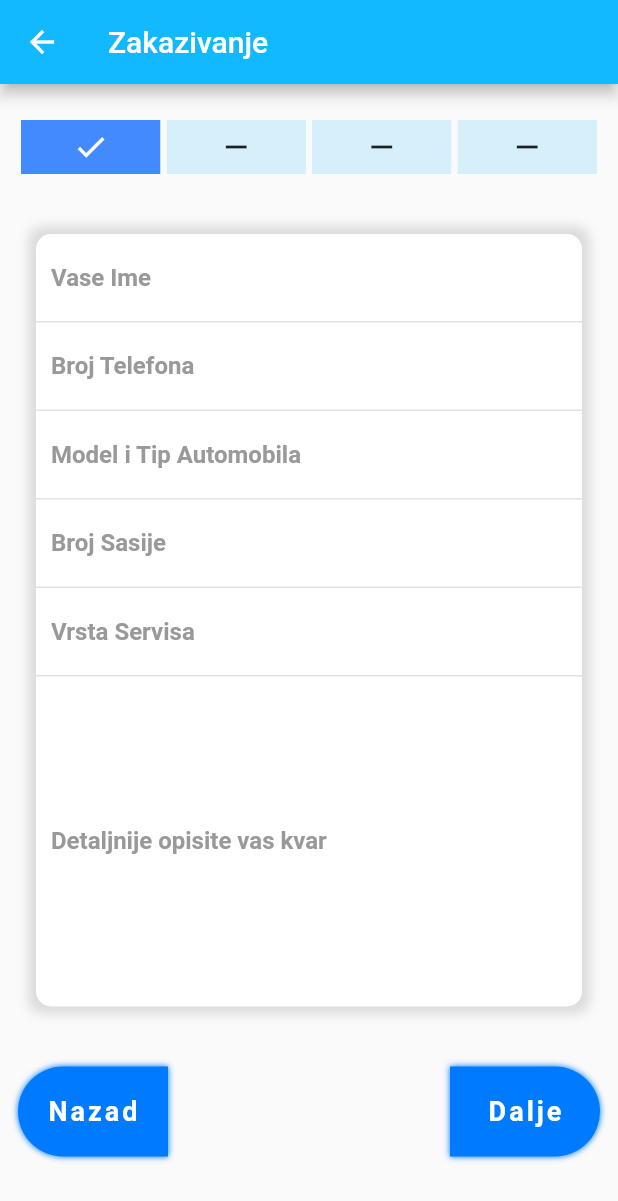
After one commit to mvukojicic/booking_appointment, a Flutter app: the AppointmentScreen screen opened by its route, after a tap on "Dalje", on a phone screen of 412 x 824 dp. The commit adds this screen. Shown: the top 1201 px of the screen. Run offline on Flutter 3.47's test engine with Material 2 defaults, Android fonts, the phone set to English and light mode, and no system bars; drawn by our look-alikes of step_progress_indicator; our stand-ins replace bloc, curved_navigation_bar, firebase_auth, firebase_core, flutter_native_splash, font_awesome_flutter and 2 more; accounts and stored records are empty; generated files the repository leaves out were written again.

Commit message:
Appointment Screen - date picker added - car info input text fields added

```diff
--- a/lib/screens/appointment_screen/appointment_screen.dart
+++ b/lib/screens/appointment_screen/appointment_screen.dart
@@ -1,4 +1,8 @@
+import 'package:book_repair/screens/appointment_screen/widgets/appointment_car_info.dart';
+import 'package:book_repair/screens/appointment_screen/widgets/appointment_date.dart';
+import 'package:flutter/cupertino.dart';
 import 'package:flutter/material.dart';
+import 'package:step_progress_indicator/step_progress_indicator.dart';
 
 class AppointmentScreen extends StatefulWidget {
   const AppointmentScreen({super.key});
@@ -8,14 +12,127 @@ class AppointmentScreen extends StatefulWidget {
 }
 
 class _AppointmentScreenState extends State<AppointmentScreen> {
+  late int currentStepIndex = 0;
+
   @override
   Widget build(BuildContext context) {
     return Scaffold(
       appBar: AppBar(
         title: Text('Zakazivanje'),
       ),
-      body: Center(
-        child: Text('Zakazivanje'),
+      body: Column(
+        mainAxisSize: MainAxisSize.min,
+        children: [
+          Padding(
+            padding: const EdgeInsets.only(top: 24, left: 12, right: 12),
+            child: StepProgressIndicator(
+              totalSteps: 4,
+              currentStep: currentStepIndex,
+              selectedColor: Colors.blueAccent,
+              size: 36,
+              unselectedColor: Colors.lightBlueAccent.withOpacity(0.2),
+              customStep: (index, color, _) => color == Colors.blueAccent
+                  ? ColoredBox(
+                      color: color,
+                      child: const Icon(
+                        Icons.check,
+                        color: Colors.white,
+                      ),
+                    )
+                  : ColoredBox(
+                      color: color,
+                      child: const Icon(
+                        Icons.remove,
+                      ),
+                    ),
+            ),
+          ),
+          if (currentStepIndex == 0) DatePicker(),
+          if (currentStepIndex == 1) const CarInfo(),
+          const SizedBox(
+            height: 40,
+          ),
+          Padding(
+            padding: const EdgeInsets.only(left: 12, right: 12),
+            child: Row(
+              mainAxisAlignment: MainAxisAlignment.spaceBetween,
+              children: [
+                if (currentStepIndex > 0)
+                  InkWell(
+                    onTap: () {
+                      setState(() {
+                        currentStepIndex--;
+                      });
+                    },
+                    child: Container(
+                      height: 60,
+                      width: 100,
+                      alignment: Alignment.center,
+                      decoration: const BoxDecoration(
+                        borderRadius: BorderRadius.only(
+                          bottomLeft: Radius.circular(40),
+                          topLeft: Radius.circular(40),
+                        ),
+                        color: CupertinoColors.activeBlue,
+                        boxShadow: [
+                          BoxShadow(
+                            color: CupertinoColors.systemBlue,
+                            spreadRadius: 0.1,
+                            blurRadius: 3,
+                          ),
+                        ],
+                      ),
+                      child: const Text(
+                        'Nazad',
+                        style: TextStyle(
+                          letterSpacing: 2,
+                          fontSize: 18,
+                          color: Colors.white,
+                          fontWeight: FontWeight.w600,
+                        ),
+                      ),
+                    ),
+                  ),
+                if (currentStepIndex < 4)
+                  InkWell(
+                    onTap: () {
+                      setState(() {
+                        currentStepIndex++;
+                      });
+                    },
+                    child: Container(
+                      height: 60,
+                      width: 100,
+                      alignment: Alignment.center,
+                      decoration: const BoxDecoration(
+                        borderRadius: BorderRadius.only(
+                          bottomRight: Radius.circular(40),
+                          topRight: Radius.circular(40),
+                        ),
+                        color: CupertinoColors.activeBlue,
+                        boxShadow: [
+                          BoxShadow(
+                            color: CupertinoColors.systemBlue,
+                            spreadRadius: 0.1,
+                            blurRadius: 3,
+                          ),
+                        ],
+                      ),
+                      child: const Text(
+                        'Dalje',
+                        style: TextStyle(
+                          letterSpacing: 2,
+                          fontSize: 18,
+                          color: Colors.white,
+                          fontWeight: FontWeight.w600,
+                        ),
+                      ),
+                    ),
+                  ),
+              ],
+            ),
+          ),
+        ],
       ),
     );
   }
--- /dev/null
+++ b/lib/screens/appointment_screen/widgets/appointment_car_info.dart
@@ -0,0 +1,122 @@
+import 'package:flutter/cupertino.dart';
+import 'package:flutter/material.dart';
+
+class CarInfo extends StatefulWidget {
+  const CarInfo({super.key});
+
+  @override
+  State<CarInfo> createState() => _CarInfoState();
+}
+
+class _CarInfoState extends State<CarInfo> {
+  final TextEditingController nameController = TextEditingController();
+
+  @override
+  Widget build(BuildContext context) {
+    return Padding(
+      padding: const EdgeInsets.only(left: 24, right: 24, top: 40),
+      child: Container(
+        // height: MediaQuery.of(context).size.height * 0.6,
+        decoration: const BoxDecoration(
+          borderRadius: BorderRadius.all(Radius.circular(10)),
+          color: Colors.white,
+          boxShadow: [
+            BoxShadow(color: Colors.black12, spreadRadius: 5, blurRadius: 5),
+          ],
+        ),
+        child: Column(
+          mainAxisSize: MainAxisSize.min,
+          children: [
+            InputTextField(
+              labelText: 'Vase Ime',
+              textFieldController: nameController,
+              enableUnderline: true,
+            ),
+            InputTextField(
+              labelText: 'Broj Telefona',
+              textFieldController: nameController,
+              enableUnderline: true,
+            ),
+            InputTextField(
+              labelText: 'Model i Tip Automobila',
+              textFieldController: nameController,
+              enableUnderline: true,
+            ),
+            InputTextField(
+              labelText: 'Broj Sasije',
+              textFieldController: nameController,
+              enableUnderline: true,
+            ),
+            InputTextField(
+              labelText: 'Vrsta Servisa',
+              textFieldController: nameController,
+              enableUnderline: true,
+            ),
+            // const SizedBox(
+            //   height: 20,
+            // ),
+            InputTextField(
+              labelText: 'Detaljnije opisite vas kvar',
+              textFieldController: nameController,
+              maxLines: 8,
+              inputBorder: InputBorder.none,
+            )
+          ],
+        ),
+      ),
+    );
+  }
+}
+
+class InputTextField extends StatelessWidget {
+  const InputTextField({
+    super.key,
+    required this.labelText,
+    required this.textFieldController,
+    this.maxLines,
+    this.inputBorder,
+    this.enableUnderline,
+  });
+
+  final String labelText;
+  final TextEditingController textFieldController;
+  final int? maxLines;
+  final InputBorder? inputBorder;
+  final bool? enableUnderline;
+
+  @override
+  Widget build(BuildContext context) {
+    return TextField(
+      maxLines: maxLines,
+      controller: textFieldController,
+      decoration: InputDecoration(
+        border: inputBorder,
+        labelText: labelText,
+        contentPadding: const EdgeInsets.all(10),
+        labelStyle: const TextStyle(
+          fontSize: 16,
+          color: CupertinoColors.inactiveGray,
+        ),
+        enabledBorder: enableUnderline != null
+            ? UnderlineInputBorder(
+                borderSide: BorderSide(
+                  color: Colors.grey.withOpacity(0.3),
+                ),
+              )
+            : InputBorder.none,
+        focusedBorder: enableUnderline != null
+            ? const UnderlineInputBorder(
+                borderSide: BorderSide(
+                  color: Colors.lightBlueAccent,
+                ),
+              )
+            : InputBorder.none,
+      ),
+      style: const TextStyle(
+        fontSize: 20,
+        fontWeight: FontWeight.w600,
+        color: Colors.black,
+      ),
+    );
+  }
+}
--- /dev/null
+++ b/lib/screens/appointment_screen/widgets/appointment_date.dart
@@ -0,0 +1,56 @@
+import 'package:flutter/material.dart';
+import 'package:table_calendar/table_calendar.dart';
+
+class DatePicker extends StatefulWidget {
+  DatePicker({super.key});
+
+  @override
+  State<DatePicker> createState() => _DatePickerState();
+}
+
+class _DatePickerState extends State<DatePicker> {
+  final _firstDay = DateTime.now();
+  final _lastDay = DateTime.utc(2030);
+  final _focusedDay = DateTime.now();
+  late DateTime _selectedDay = DateTime.now();
+
+  @override
+  Widget build(BuildContext context) {
+    return Padding(
+      padding: const EdgeInsets.only(left: 12, right: 12, top: 40),
+      child: TableCalendar(
+        headerStyle: const HeaderStyle(
+          formatButtonVisible: false,
+          titleCentered: true,
+          titleTextStyle: TextStyle(
+            fontWeight: FontWeight.w600,
+            fontSize: 20,
+          ),
+          rightChevronIcon: Icon(
+            Icons.chevron_right_sharp,
+            size: 30,
+            color: Colors.blueAccent,
+          ),
+          leftChevronIcon: Icon(
+            Icons.chevron_left_sharp,
+            size: 30,
+            color: Colors.blueAccent,
+          ),
+        ),
+        focusedDay: _focusedDay,
+        firstDay: _firstDay,
+        lastDay: _lastDay,
+        selectedDayPredicate: (day) {
+          return isSameDay(_selectedDay, day);
+        },
+        onDaySelected: (selectedDay, focusedDay) {
+          setState(() {
+            _selectedDay = selectedDay;
+          });
+        },
+        startingDayOfWeek: StartingDayOfWeek.monday,
+        daysOfWeekHeight: 50,
+      ),
+    );
+  }
+}
--- a/pubspec.yaml
+++ b/pubspec.yaml
@@ -22,6 +22,8 @@ dependencies:
   font_awesome_flutter: ^9.2.0
   google_sign_in: ^5.4.2
   intl: ^0.17.0
+  step_progress_indicator: ^1.0.2
+  table_calendar: ^3.0.8
 
 flutter_native_splash:
   color: "#8711d6"
```
Also changed, not shown: pubspec.lock, 3 other files.
